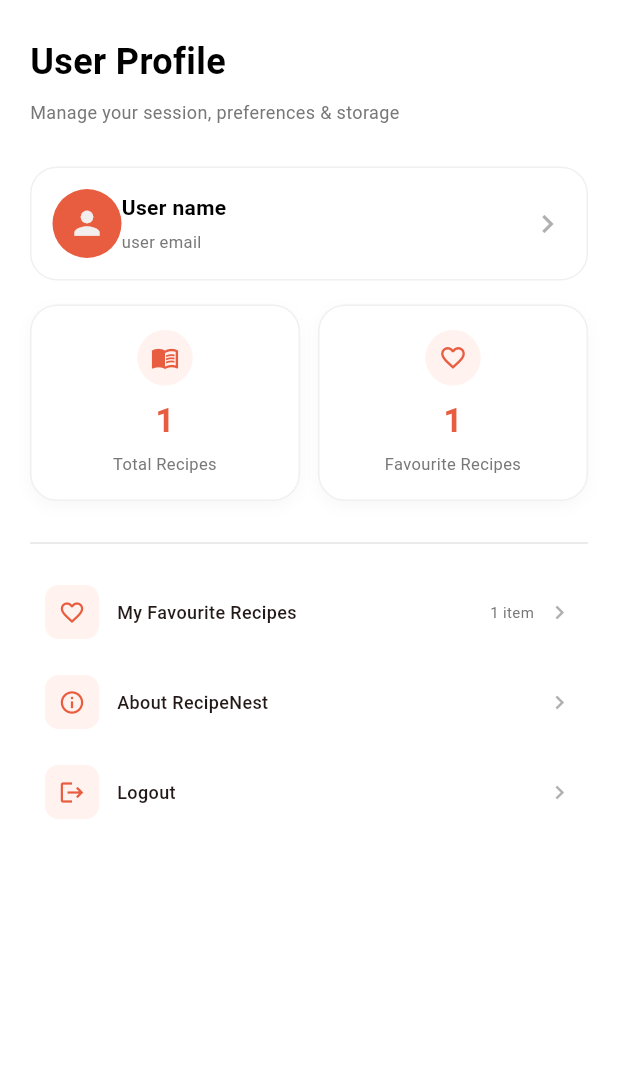
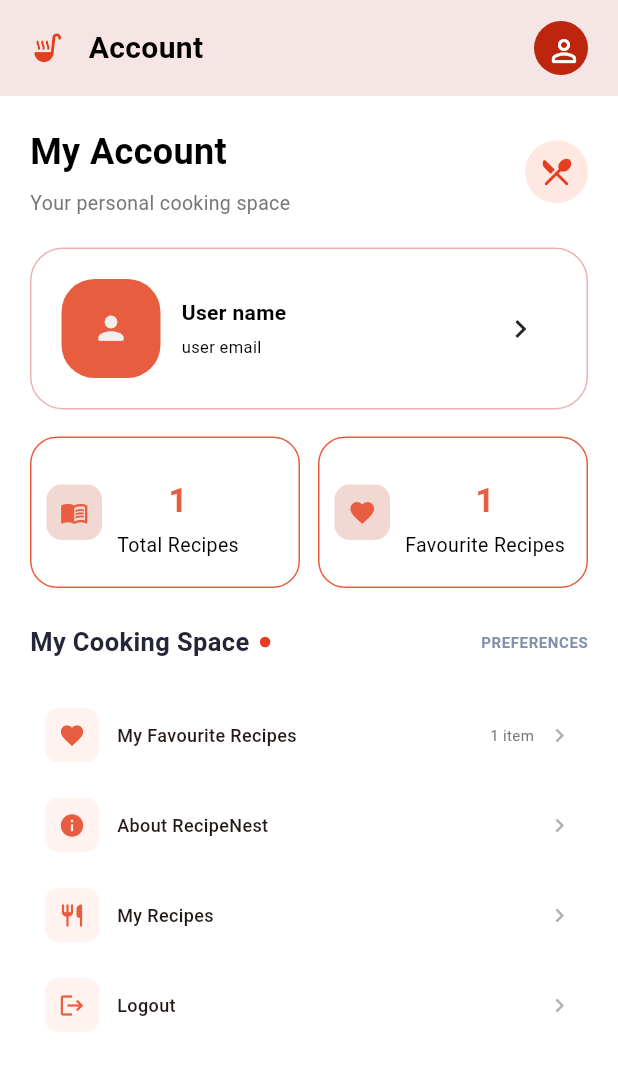
Before and after one commit to rihana25fathima-tech/Recipenest, a Flutter app: the ProfileScreen screen opened by its route, on a phone screen of 412 x 824 dp. Shown: the top 1071 px of the screen. Run offline on Flutter 3.47's test engine with Material 3 defaults, Android fonts, the phone set to English and light mode, and no system bars; network calls fail; Roboto replaces fonts that are missing (Poppins).

Commit message:
update home and favorite and account page

```diff
--- a/lib/views/home/home_screen.dart
+++ b/lib/views/home/home_screen.dart
@@ -92,7 +92,7 @@ class _HomeScreenState extends State<HomeScreen> {
                       hintText: 'Search recipe or ingredients...',
                       controller: searchController,
                     ),
-                    // ),
+                    SizedBox(height: 15,),
 
                     Text(
                       'Categories',
--- a/lib/views/profile/profile_screen.dart
+++ b/lib/views/profile/profile_screen.dart
@@ -16,14 +16,68 @@ class _ProfileScreenState extends State<ProfileScreen> {
       backgroundColor: AppColors.background,
 
       body: SafeArea(
+        // padding: const EdgeInsets.symmetric(horizontal: 20, vertical: 24),
+        child: Column(
+          children: [
+            //header
+            Container(
+              padding: EdgeInsets.symmetric(horizontal: 20, vertical: 14),
+              decoration: BoxDecoration(
+                color: const Color.fromARGB(255, 246, 229, 229),
+              ),
+              child: Row(
+                children: [
+                  Icon(
+                    Icons.soup_kitchen_rounded,
+                    color: Color(0xFFE43D20),
+                    size: 23,
+                  ),
+
+                  SizedBox(width: 16),
+                  Expanded(
+                    child: Text(
+                      'Account',
+                      style: TextStyle(
+                        fontSize: 20,
+                        fontWeight: FontWeight.bold,
+                        color: AppColors.text1,
+                      ),
+                    ),
+                  ),
+                  Container(
+                    height: 36,
+                    width: 36,
+                    decoration: BoxDecoration(
+                      color: Color(0xFFBD260D),
+                      shape: BoxShape.circle,
+                    ),
+                    child: IconButton(
+                      onPressed: () {},
+                      icon: Icon(
+                        Icons.person_outline_rounded,
+                        color: Colors.white,
+                      ),
+                    ),
+                  ),
+                ],
+              ),
+            ),
+
+            // Heading
+            Expanded(
               child: SingleChildScrollView(
-          padding: const EdgeInsets.symmetric(horizontal: 20, vertical: 24),
+                padding: EdgeInsets.all(20),
                 child: Column(
                   crossAxisAlignment: CrossAxisAlignment.start,
                   children: [
-              // Heading
+                    Row(
+                      children: [
+                        Expanded(
+                          child: Column(
+                            crossAxisAlignment: CrossAxisAlignment.start,
+                            children: [
                               Text(
-                'User Profile',
+                                'My Account',
                                 style: TextStyle(
                                   fontSize: 24,
                                   fontWeight: FontWeight.bold,
@@ -33,52 +87,114 @@ class _ProfileScreenState extends State<ProfileScreen> {
                               SizedBox(height: 8),
 
                               Text(
-                'Manage your session, preferences & storage',
-                style: TextStyle(fontSize: 12, color: AppColors.textsec),
+                                'Your personal cooking space',
+                                style: TextStyle(
+                                  fontSize: 13,
+                                  color: AppColors.textsec,
                                 ),
-              SizedBox(height: 28),
-
+                              ),
+                            ],
+                          ),
+                        ),
+                        Container(
+                          height: 42,
+                          width: 42,
+                          decoration: BoxDecoration(
+                            color: Color(0xFFFFE8E2),
+                            shape: BoxShape.circle,
+                          ),
+                          child: Icon(
+                            Icons.restaurant_menu_rounded,
+                            color: Color(0xFFE43D20),
+                          ),
+                        ),
+                      ],
+                    ),
+                    SizedBox(height: 20),
                     // Profile Card
                     _buildProfileCard(),
-              SizedBox(height: 16),
+
+                    SizedBox(height: 18),
+
                     Row(
                       children: [
                         Expanded(
                           child: _buildStatCard(
-                      icon: Icons.menu_book_outlined,
+                            icon: Icons.menu_book,
                             count: '1',
                             title: 'Total Recipes',
+                            onTap: () {},
                           ),
                         ),
                         SizedBox(width: 12),
                         Expanded(
                           child: _buildStatCard(
-                      icon: Icons.favorite_border,
+                            icon: Icons.favorite,
                             count: '1',
                             title: 'Favourite Recipes',
+                            onTap: () {},
                           ),
                         ),
                       ],
                     ),
-              SizedBox(height: 20),
-              Divider(color: AppColors.border),
-              SizedBox(height: 8),
+                    SizedBox(height: 24),
+                    Row(
+                      children: [
+                        const Text(
+                          'My Cooking Space',
+                          style: TextStyle(
+                            fontSize: 17,
+                            fontWeight: FontWeight.bold,
+                            color: Color(0xFF252538),
+                          ),
+                        ),
+                        const SizedBox(width: 7),
+                        Container(
+                          height: 7,
+                          width: 7,
+                          decoration: const BoxDecoration(
+                            color: Color(0xFFE43D20),
+                            shape: BoxShape.circle,
+                          ),
+                        ),
+                        const Spacer(),
+                        const Text(
+                          'PREFERENCES',
+                          style: TextStyle(
+                            fontSize: 10,
+                            fontWeight: FontWeight.bold,
+                            color: Color(0xFF8290AA),
+                            letterSpacing: 0.4,
+                          ),
+                        ),
+                      ],
+                    ),
+
+                    SizedBox(height: 12),
+
+                    const SizedBox(height: 8),
                     _buildMenuItem(
-                icon: Icons.favorite_border,
+                      icon: Icons.favorite,
                       title: 'My Favourite Recipes',
                       trailing: '1 item',
                       onTap: () {
-                  Navigator.pushNamed(context, AppRoutes.login);
+                        Navigator.pushNamed(context, AppRoutes.favorite);
                       },
                     ),
                     // About RecipeNest
                     _buildMenuItem(
-                icon: Icons.info_outline,
+                      icon: Icons.info,
                       title: 'About RecipeNest',
                       onTap: () {
                         _showAboutDialog(context);
                       },
                     ),
+                    //my recipe
+                    _buildMenuItem(icon:Icons.restaurant_rounded ,
+                    title: "My Recipes",
+                     onTap: () {
+                       Navigator.pushNamed(context, AppRoutes.bottomNavigationBar);
+                     },),
                     // Logout
                     _buildMenuItem(
                       icon: Icons.logout,
@@ -92,42 +208,50 @@ class _ProfileScreenState extends State<ProfileScreen> {
                 ),
               ),
             ),
+          ],
+        ),
+      ),
     );
   }
 
   //profilcard
   Widget _buildProfileCard() {
     return Container(
-      padding: EdgeInsets.all(14),
+      padding: EdgeInsets.all(20),
       decoration: BoxDecoration(
         color: AppColors.text,
-        borderRadius: BorderRadius.circular(18),
-        border: Border.all(color: Color(0xFFF0F0F0)),
+        borderRadius: BorderRadius.circular(22),
+        border: Border.all(color: Color.fromARGB(255, 236, 178, 178)),
       ),
-      child: Row(
+      child: Column(
+        children: [
+          Row(
             children: [
               // Default Avatar
               Container(
-            height: 46,
-            width: 46,
-            alignment: Alignment.center,
+                height: 66,
+                width: 66,
+                // alignment: Alignment.center,
                 decoration: BoxDecoration(
                   color: AppColors.primary,
-              shape: BoxShape.circle,
+                  borderRadius: BorderRadius.circular(22),
                 ),
                 child: Icon(
-              Icons.person,
+                  Icons.person_rounded,
                   color: const Color.fromARGB(255, 243, 238, 238),
                   size: 25,
                 ),
               ),
-          SizedBox(height: 10),
+              SizedBox(width: 14),
               // User Details
               Expanded(
                 child: Column(
                   crossAxisAlignment: CrossAxisAlignment.start,
                   children: [
-                Text(
+                    Row(
+                      children: [
+                        Flexible(
+                          child: Text(
                             'User name',
                             style: TextStyle(
                               fontSize: 14,
@@ -135,16 +259,27 @@ class _ProfileScreenState extends State<ProfileScreen> {
                               color: AppColors.text1,
                             ),
                           ),
+                        ),
+                      ],
+                    ),
+                    SizedBox(height: 5),
 
-                SizedBox(height: 5),
                     Text(
                       'user email',
-                  style: TextStyle(fontSize: 11, color: AppColors.textsec),
+                      style: TextStyle(fontSize: 11, color: AppColors.text1),
                     ),
                   ],
                 ),
               ),
-          Icon(Icons.chevron_right, color: Color(0xFFB0B0B0)),
+              IconButton(
+                onPressed: () {},
+                icon: Icon(
+                  Icons.chevron_right,
+                  color: Color.fromARGB(255, 36, 34, 34),
+                ),
+              ),
+            ],
+          ),
         ],
       ),
     );
@@ -155,35 +290,31 @@ class _ProfileScreenState extends State<ProfileScreen> {
     required IconData icon,
     required String count,
     required String title,
+    required VoidCallback onTap,
   }) {
     return Container(
-      constraints: BoxConstraints(minHeight: 11),
-      padding: EdgeInsets.symmetric(vertical: 16, horizontal: 8),
+      constraints: BoxConstraints(minHeight: 1),
+      padding: EdgeInsets.symmetric(vertical: 18, horizontal: 10),
       decoration: BoxDecoration(
         color: Colors.white,
         borderRadius: BorderRadius.circular(18),
-        border: Border.all(color: Color(0xFFF0F0F0)),
-        boxShadow: [
-          BoxShadow(
-            color: Colors.black.withValues(alpha: 0.03),
-            blurRadius: 8,
-            offset: Offset(0, 3),
-          ),
-        ],
+        border: Border.all(color: AppColors.primary),
       ),
 
-      child: Column(
-        mainAxisAlignment: MainAxisAlignment.center,
+      child: Row(
         children: [
-          // Icon Background
           Container(
             padding: EdgeInsets.all(9),
             decoration: BoxDecoration(
-              color: Color(0xFFFFF2EF),
-              shape: BoxShape.circle,
+              color: Color.fromARGB(255, 241, 216, 211),
+              borderRadius: BorderRadius.circular(10),
             ),
             child: Icon(icon, size: 19, color: AppColors.primary),
           ),
+          SizedBox(width: 10),
+          Column(
+            mainAxisAlignment: MainAxisAlignment.center,
+            children: [
               SizedBox(height: 8),
               // Fixed Count
               Text(
@@ -199,7 +330,9 @@ class _ProfileScreenState extends State<ProfileScreen> {
               Text(
                 title,
                 textAlign: TextAlign.center,
-            style: TextStyle(fontSize: 11, color: AppColors.textsec),
+                style: TextStyle(fontSize: 13, color: AppColors.text1),
+              ),
+            ],
           ),
         ],
       ),
```
Lines whose indentation alone changed are shown as unchanged.
